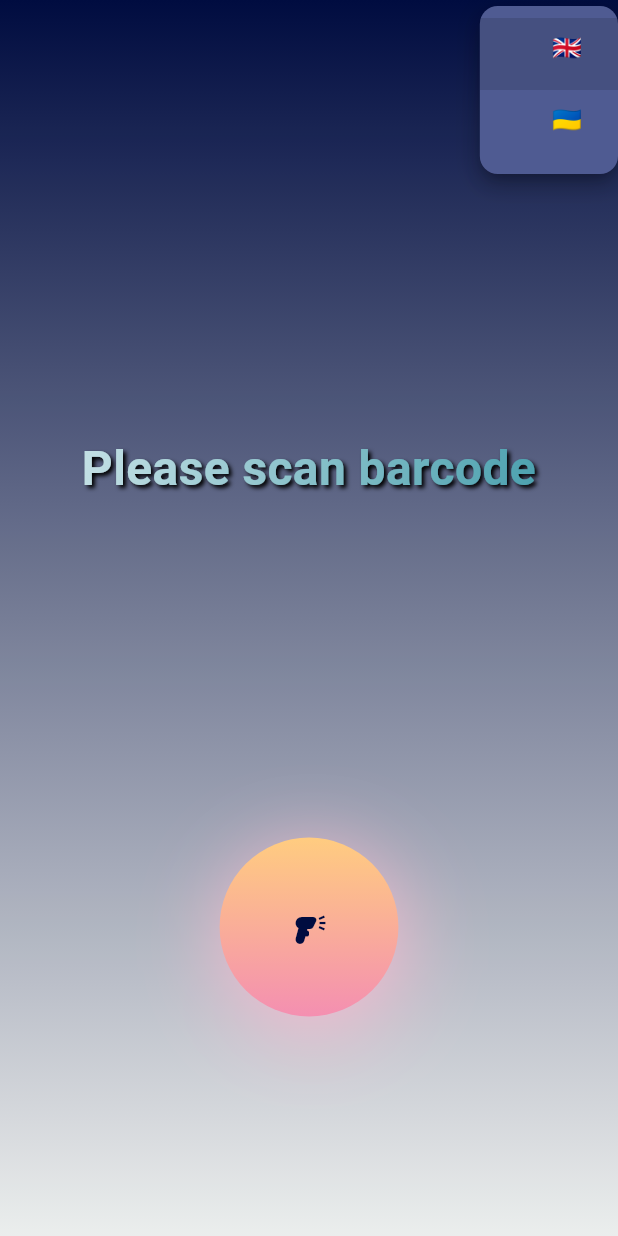
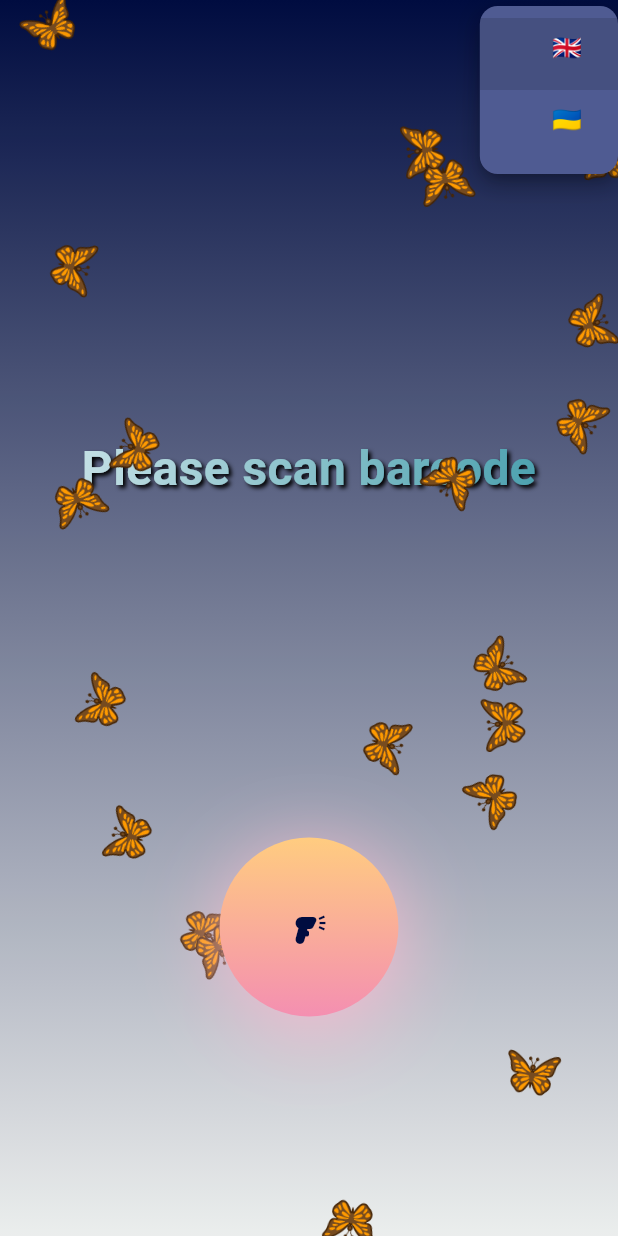
Before and after one commit to Turskyi/ethical_scanner, a Flutter app: the screen it shows after launch, after a tap on "🇬🇧", on a phone screen of 412 x 824 dp. Run offline on Flutter 3.47's test engine with Material 3 defaults, Android fonts, the phone set to English and light mode, and no system bars; our stand-ins replace bloc, camera, dio, flutter_bloc, flutter_translate, package_info_plus and 2 more; missing offline and left inert: audiofileplayer, dart_openai, feedback, flutter_email_sender, mobile_scanner, openfoodfacts and 1 more; generated files the repository leaves out were written again.

Commit message:
:art: Refactor home view animations and view model
- Moved animation widgets to a dedicated `animations` subfolder.
- Renamed `isPrecipitationFalls` to `isSeasonalEffectEnabled` in `HomeViewModel` and related classes for clarity.
- Added a new `ButterflyAnimation` for summer seasonal effect.
- Refactored `SakuraPetalAnimation` with constants for better readability and maintainability.
- Updated `SakuraPainter` to use a constant for half divisor.
- Created `InteractiveHomePrompt` widget to encapsulate the main text display and gesture handling in `HomeView`.
- Adjusted `HomeView` to display different animations based on the current season (winter: snow, spring: sakura petals, summer: butterflies).
- Updated `HomePresenter` to reflect the renaming of `isPrecipitationFalls` to `isSeasonalEffectEnabled`.
- Moved `SnowPainter` and `SakuraPainter` to a `painters` subfolder.
- Added `ButterflyPainter` for the butterfly animation.
- Created `Butterfly` model for the butterfly animation.

Signed-off-by: Dmytro Turskyi <dmytro.turskyi@gmail.com>

```diff
--- /dev/null
+++ b/components/interface_adapters/lib/src/ui/models/butterfly.dart
@@ -0,0 +1,37 @@
+import 'dart:ui';
+
+class Butterfly {
+  const Butterfly({
+    required this.offset,
+    required this.size,
+    required this.direction,
+    required this.flapAngle,
+    required this.speed,
+    required this.rotationAngle,
+  });
+
+  final Offset offset;
+  final double size;
+  final double direction;
+  final double flapAngle;
+  final double speed;
+  final double rotationAngle;
+
+  Butterfly copyWith({
+    Offset? offset,
+    double? size,
+    double? direction,
+    double? flapAngle,
+    double? speed,
+    double? rotationAngle,
+  }) {
+    return Butterfly(
+      offset: offset ?? this.offset,
+      size: size ?? this.size,
+      direction: direction ?? this.direction,
+      flapAngle: flapAngle ?? this.flapAngle,
+      speed: speed ?? this.speed,
+      rotationAngle: rotationAngle ?? this.rotationAngle,
+    );
+  }
+}
--- a/components/interface_adapters/lib/src/ui/modules/home/home_view_model.dart
+++ b/components/interface_adapters/lib/src/ui/modules/home/home_view_model.dart
@@ -2,17 +2,17 @@ part of 'home_presenter.dart';
 
 abstract class HomeViewModel {
   const HomeViewModel({
-    this.isPrecipitationFalls = true,
+    this.isSeasonalEffectEnabled = true,
     this.language = Language.en,
   });
 
   final Language language;
-  final bool isPrecipitationFalls;
+  final bool isSeasonalEffectEnabled;
 
   @override
   String toString() {
     return 'HomeViewModel(language: $language, '
-        'isPrecipitationFalls: $isPrecipitationFalls)';
+        'isPrecipitationFalls: $isSeasonalEffectEnabled)';
   }
 }
 
@@ -21,7 +21,7 @@ abstract class ProductInfoState extends HomeViewModel {
     this.productInfoMap = const <ProductInfoType, String>{},
     this.productInfo = const ProductInfo(),
     super.language,
-    super.isPrecipitationFalls,
+    super.isSeasonalEffectEnabled,
   });
 
   final Map<ProductInfoType, String> productInfoMap;
@@ -31,7 +31,7 @@ abstract class ProductInfoState extends HomeViewModel {
   String toString() {
     return 'ProductInfoState(productInfoMap: $productInfoMap, '
         'productInfo: $productInfo, language: $language, '
-        'isPrecipitationFalls: $isPrecipitationFalls)';
+        'isPrecipitationFalls: $isSeasonalEffectEnabled)';
   }
 }
 
@@ -41,39 +41,40 @@ class LoadingHomeState extends HomeViewModel {
   @override
   String toString() {
     return 'LoadingHomeState(language: $language, '
-        'isPrecipitationFalls: $isPrecipitationFalls)';
+        'isPrecipitationFalls: $isSeasonalEffectEnabled)';
   }
 }
 
 class ReadyToScanState extends HomeViewModel {
   const ReadyToScanState({
     required super.language,
-    super.isPrecipitationFalls,
+    super.isSeasonalEffectEnabled,
   });
 
   ReadyToScanState copyWith({
     Language? language,
-    bool? isPrecipitationFalls,
+    bool? isSeasonalEffectEnabled,
   }) =>
       ReadyToScanState(
         language: language ?? this.language,
-        isPrecipitationFalls: isPrecipitationFalls ?? this.isPrecipitationFalls,
+        isSeasonalEffectEnabled:
+            isSeasonalEffectEnabled ?? this.isSeasonalEffectEnabled,
       );
 
   @override
   String toString() {
     return 'ReadyToScanState(language: $language, '
-        'isPrecipitationFalls: $isPrecipitationFalls)';
+        'isPrecipitationFalls: $isSeasonalEffectEnabled)';
   }
 }
 
 class ScanState extends HomeViewModel {
-  const ScanState({super.language, super.isPrecipitationFalls});
+  const ScanState({super.language, super.isSeasonalEffectEnabled});
 
   @override
   String toString() {
     return 'ScanState(language: $language, '
-        'isPrecipitationFalls: $isPrecipitationFalls)';
+        'isPrecipitationFalls: $isSeasonalEffectEnabled)';
   }
 }
 
@@ -81,24 +82,25 @@ class LoadingProductInfoState extends ProductInfoState {
   const LoadingProductInfoState({
     required super.language,
     super.productInfoMap,
-    super.isPrecipitationFalls,
+    super.isSeasonalEffectEnabled,
   });
 
   LoadingProductInfoState copyWith({
     Map<ProductInfoType, String>? productInfoMap,
     Language? language,
-    bool? isPrecipitationFalls,
+    bool? isSeasonalEffectEnabled,
   }) =>
       LoadingProductInfoState(
         productInfoMap: productInfoMap ?? this.productInfoMap,
         language: language ?? this.language,
-        isPrecipitationFalls: isPrecipitationFalls ?? this.isPrecipitationFalls,
+        isSeasonalEffectEnabled:
+            isSeasonalEffectEnabled ?? this.isSeasonalEffectEnabled,
       );
 
   @override
   String toString() {
     return 'LoadingProductInfoState(productInfoMap: $productInfoMap, '
-        'language: $language, isPrecipitationFalls: $isPrecipitationFalls)';
+        'language: $language, isPrecipitationFalls: $isSeasonalEffectEnabled)';
   }
 }
 
@@ -107,14 +109,14 @@ class LoadedProductInfoState extends ProductInfoState {
     super.productInfoMap,
     super.productInfo,
     super.language,
-    super.isPrecipitationFalls,
+    super.isSeasonalEffectEnabled,
   });
 
   @override
   String toString() {
     return 'LoadedProductInfoState(productInfoMap: $productInfoMap, '
         'productInfo: $productInfo, language: $language, '
-        'isPrecipitationFalls: $isPrecipitationFalls)';
+        'isSeasonalEffectEnabled: $isSeasonalEffectEnabled)';
   }
 }
 
@@ -126,7 +128,7 @@ class HomeErrorState extends HomeViewModel {
   @override
   String toString() {
     return 'HomeErrorState(errorMessage: $errorMessage, language: $language, '
-        'isPrecipitationFalls: $isPrecipitationFalls)';
+        'isPrecipitationFalls: $isSeasonalEffectEnabled)';
   }
 }
 
@@ -134,13 +136,13 @@ class PhotoMakerState extends ProductInfoState {
   const PhotoMakerState({
     required super.productInfo,
     super.language,
-    super.isPrecipitationFalls,
+    super.isSeasonalEffectEnabled,
   });
 
   @override
   String toString() {
     return 'PhotoMakerState(productInfo: $productInfo, language: $language, '
-        'isPrecipitationFalls: $isPrecipitationFalls)';
+        'isSeasonalEffectEnabled: $isSeasonalEffectEnabled)';
   }
 }
 
@@ -149,7 +151,7 @@ final class FeedbackState extends LoadedProductInfoState {
     super.productInfoMap,
     super.productInfo,
     super.language,
-    super.isPrecipitationFalls,
+    super.isSeasonalEffectEnabled,
   });
 
   @override
--- a/components/interface_adapters/lib/src/ui/modules/home/view/home_view.dart
+++ b/components/interface_adapters/lib/src/ui/modules/home/view/home_view.dart
@@ -2,15 +2,16 @@ import 'package:flutter/material.dart';
 import 'package:flutter_bloc/flutter_bloc.dart';
 import 'package:flutter_translate/flutter_translate.dart';
 import 'package:interface_adapters/src/ui/modules/home/home_presenter.dart';
+import 'package:interface_adapters/src/ui/modules/home/view/widgets/animations/butterfly_animation.dart';
+import 'package:interface_adapters/src/ui/modules/home/view/widgets/animations/sakura_petal_animation.dart';
+import 'package:interface_adapters/src/ui/modules/home/view/widgets/animations/snow_animation.dart';
 import 'package:interface_adapters/src/ui/modules/home/view/widgets/fab.dart';
 import 'package:interface_adapters/src/ui/modules/home/view/widgets/language_selector.dart';
 import 'package:interface_adapters/src/ui/modules/home/view/widgets/product_info_body.dart';
-import 'package:interface_adapters/src/ui/modules/home/view/widgets/sakura_petal_animation.dart';
-import 'package:interface_adapters/src/ui/modules/home/view/widgets/snow_animation.dart';
 import 'package:interface_adapters/src/ui/res/color/app_color.dart';
-import 'package:interface_adapters/src/ui/res/color/material_colors.dart';
 import 'package:interface_adapters/src/ui/res/resources.dart';
-import 'package:interface_adapters/src/ui/res/values/dimens.dart';
+
+import 'widgets/interactive_home_prompt.dart';
 
 class HomeView extends StatelessWidget {
   const HomeView({super.key});
@@ -20,9 +21,6 @@ class HomeView extends StatelessWidget {
     final Resources resources = Resources.of(context);
     // Extract the arguments from the current ModalRoute settings.
     final Object? args = ModalRoute.of(context)?.settings.arguments;
-
-    final MaterialColors colors = resources.colors;
-    final Dimens dimens = resources.dimens;
 
     return DecoratedBox(
       decoration: BoxDecoration(
@@ -46,78 +44,21 @@ class HomeView extends StatelessWidget {
           ],
         ),
         body: BlocBuilder<HomePresenter, HomeViewModel>(
-          builder: (BuildContext context, HomeViewModel viewModel) {
+          builder: (BuildContext _, HomeViewModel viewModel) {
             final String displayText = viewModel is HomeErrorState
                 ? viewModel.errorMessage
                 : translate('home.scan_barcode');
             return Stack(
               children: <Widget>[
-                Container(
-                  alignment: Alignment.center,
-                  margin: EdgeInsets.only(bottom: dimens.bodyBottomMargin),
-                  child: GestureDetector(
-                    onHorizontalDragEnd: (DragEndDetails details) {
-                      final double? primaryVelocity = details.primaryVelocity;
-                      if (primaryVelocity != null && primaryVelocity > 0) {
-                        context
-                            .read<HomePresenter>()
-                            .add(const PrecipitationToggleEvent());
-                      }
-                    },
-                    child: ShaderMask(
-                      shaderCallback: (Rect bounds) {
-                        return LinearGradient(
-                          colors: <Color>[
-                            colors.columbiaBlue,
-                            colors.verdigris,
-                          ],
-                          begin: Alignment.topLeft,
-                          end: Alignment.bottomRight,
-                        ).createShader(bounds);
-                      },
-                      child: AnimatedSwitcher(
-                        duration: resources.durations.animatedSwitcher,
-                        transitionBuilder: (
-                          Widget child,
-                          Animation<double> animation,
-                        ) {
-                          return FadeTransition(
-                            opacity: animation,
-                            child: child,
-                          );
-                        },
-                        child: Text(
-                          displayText,
-                          key: ValueKey<String>(displayText),
-                          textAlign: TextAlign.center,
-                          style: TextStyle(
-                            fontSize: Theme.of(
-                              context,
-                            ).textTheme.headlineLarge?.fontSize,
-                            fontWeight: FontWeight.bold,
-                            shadows: <Shadow>[
-                              Shadow(
-                                blurRadius: dimens.bodyBlurRadius,
-                                color: Colors.black,
-                                offset: Offset(
-                                  dimens.bodyTitleOffset,
-                                  dimens.bodyTitleOffset,
-                                ),
-                              ),
-                            ],
-                            color: Colors.white,
-                          ),
-                        ),
-                      ),
-                    ),
-                  ),
-                ),
+                InteractiveHomePrompt(displayText: displayText),
                 if (viewModel is ReadyToScanState &&
-                    viewModel.isPrecipitationFalls)
+                    viewModel.isSeasonalEffectEnabled)
                   if (_isWinter)
                     const SnowAnimation()
                   else if (_isSpring)
-                    const SakuraPetalAnimation(),
+                    const SakuraPetalAnimation()
+                  else if (_isSummer)
+                    const ButterflyAnimation(),
               ],
             );
           },
@@ -151,4 +92,12 @@ class HomeView extends StatelessWidget {
         currentMonth == DateTime.april ||
         currentMonth == DateTime.may;
   }
+
+  bool get _isSummer {
+    final DateTime currentDate = DateTime.now();
+    final int currentMonth = currentDate.month;
+    return currentMonth == DateTime.june ||
+        currentMonth == DateTime.july ||
+        currentMonth == DateTime.august;
+  }
 }
--- /dev/null
+++ b/components/interface_adapters/lib/src/ui/modules/home/view/painters/butterfly_painter.dart
@@ -0,0 +1,34 @@
+import 'package:flutter/material.dart';
+import 'package:interface_adapters/src/ui/models/butterfly.dart';
+
+class ButterflyPainter extends CustomPainter {
+  const ButterflyPainter(this.butterflies);
+
+  final List<Butterfly> butterflies;
+
+  @override
+  void paint(Canvas canvas, Size size) {
+    for (final Butterfly b in butterflies) {
+      canvas.save();
+      canvas.translate(b.offset.dx, b.offset.dy);
+      canvas.rotate(b.rotationAngle);
+
+      final TextPainter painter = TextPainter(
+        text: const TextSpan(
+          text: '🦋',
+          style: TextStyle(fontSize: 32),
+        ),
+        textDirection: TextDirection.ltr,
+      )..layout();
+
+      painter.paint(
+        canvas,
+        Offset(-b.size / 2, -b.size / 2),
+      );
+      canvas.restore();
+    }
+  }
+
+  @override
+  bool shouldRepaint(covariant CustomPainter oldDelegate) => true;
+}
--- a/components/interface_adapters/lib/src/ui/modules/home/view/snow_painter.dart
+++ b/components/interface_adapters/lib/src/ui/modules/home/view/painters/snow_painter.dart
@@ -8,10 +8,10 @@ class SnowPainter extends CustomPainter {
 
   final List<Snowflake> snowflakes;
 
-  /// Constant for maximum rotation speed
+  /// Constant for maximum rotation speed.
   static const double _maxRotationSpeed = 0.03;
 
-  /// Constant for size adjustment factor
+  /// Constant for size adjustment factor.
   static const double _sizeAdjustmentFactor = 2;
 
   @override
--- /dev/null
+++ b/components/interface_adapters/lib/src/ui/modules/home/view/widgets/animations/butterfly_animation.dart
@@ -0,0 +1,94 @@
+import 'dart:math';
+
+import 'package:flutter/material.dart';
+import 'package:flutter/scheduler.dart';
+import 'package:interface_adapters/src/ui/models/butterfly.dart';
+import 'package:interface_adapters/src/ui/modules/home/view/painters/butterfly_painter.dart';
+
+class ButterflyAnimation extends StatefulWidget {
+  const ButterflyAnimation({super.key});
+
+  @override
+  State<ButterflyAnimation> createState() => _ButterflyAnimationState();
+}
+
+class _ButterflyAnimationState extends State<ButterflyAnimation>
+    with SingleTickerProviderStateMixin {
+  final Random _random = Random();
+  final int _butterflyCount = 20;
+  final double _minSize = 24.0;
+  final double _maxSize = 48.0;
+  final double _maxSpeed = 1.5;
+  final double _maxRotation = pi * 2;
+
+  List<Butterfly> _butterflies = <Butterfly>[];
+  Ticker? _ticker;
+
+  @override
+  void initState() {
+    super.initState();
+    WidgetsBinding.instance.addPostFrameCallback((_) {
+      final Size size = MediaQuery.sizeOf(context);
+      _butterflies = List<Butterfly>.generate(_butterflyCount, (_) {
+        return Butterfly(
+          offset: Offset(
+            _random.nextDouble() * size.width,
+            _random.nextDouble() * size.height,
+          ),
+          size: _random.nextDouble() * (_maxSize - _minSize) + _minSize,
+          direction: _random.nextBool() ? 1.0 : -1.0,
+          flapAngle: _random.nextDouble() * _maxRotation,
+          speed: _random.nextDouble() * _maxSpeed + 0.5,
+          rotationAngle: _random.nextDouble() * _maxRotation,
+        );
+      });
+
+      _ticker = Ticker(_onTick)..start();
+    });
+  }
+
+  @override
+  Widget build(BuildContext context) {
+    return CustomPaint(painter: ButterflyPainter(_butterflies));
+  }
+
+  @override
+  void dispose() {
+    _ticker?.dispose();
+    super.dispose();
+  }
+
+  void _onTick(Duration elapsed) {
+    final Size size = MediaQuery.sizeOf(context);
+
+    setState(() {
+      _butterflies = _butterflies.map((Butterfly b) {
+        final double newFlapAngle = b.flapAngle + 0.05;
+        final double sway = sin(newFlapAngle) * 1.5;
+        final double verticalDrift = sin(newFlapAngle * 1.3) * 1.2;
+
+        // Occasionally reverse direction (simulate flutter).
+        // 0.5% chance per frame.
+        final bool shouldReverse = _random.nextDouble() < 0.005;
+        final double newDirection = shouldReverse ? -b.direction : b.direction;
+
+        Offset newOffset = Offset(
+          (b.offset.dx + newDirection * b.speed + sway) % size.width,
+          (b.offset.dy + verticalDrift) % size.height,
+        );
+
+        // Wrap around horizontally
+        if (newOffset.dx < 0) newOffset = Offset(size.width, newOffset.dy);
+        if (newOffset.dx > size.width) newOffset = Offset(0, newOffset.dy);
+        if (newOffset.dy < 0) newOffset = Offset(newOffset.dx, size.height);
+
+        return b.copyWith(
+          offset: newOffset,
+          flapAngle: newFlapAngle,
+          rotationAngle: b.rotationAngle + 0.01,
+          direction: newDirection,
+        );
+      }).toList();
+    });
+  }
+}
--- a/components/interface_adapters/lib/src/ui/modules/home/view/widgets/snow_animation.dart
+++ b/components/interface_adapters/lib/src/ui/modules/home/view/widgets/animations/snow_animation.dart
@@ -5,7 +5,7 @@ import 'package:flutter/material.dart';
 import 'package:flutter/scheduler.dart';
 import 'package:flutter/services.dart';
 import 'package:interface_adapters/src/ui/models/snowflake.dart';
-import 'package:interface_adapters/src/ui/modules/home/view/snow_painter.dart';
+import 'package:interface_adapters/src/ui/modules/home/view/painters/snow_painter.dart';
 
 class SnowAnimation extends StatefulWidget {
   const SnowAnimation({super.key});
--- /dev/null
+++ b/components/interface_adapters/lib/src/ui/modules/home/view/widgets/interactive_home_prompt.dart
@@ -0,0 +1,80 @@
+import 'package:flutter/material.dart';
+import 'package:flutter_bloc/flutter_bloc.dart';
+import 'package:interface_adapters/interface_adapters.dart';
+import 'package:interface_adapters/src/ui/res/color/material_colors.dart';
+import 'package:interface_adapters/src/ui/res/resources.dart';
+import 'package:interface_adapters/src/ui/res/values/dimens.dart';
+
+class InteractiveHomePrompt extends StatelessWidget {
+  const InteractiveHomePrompt({
+    required this.displayText,
+    super.key,
+  });
+
+  final String displayText;
+
+  @override
+  Widget build(BuildContext context) {
+    final Resources resources = Resources.of(context);
+    final MaterialColors colors = resources.colors;
+    final Dimens dimens = resources.dimens;
+    return Container(
+      alignment: Alignment.center,
+      margin: EdgeInsets.only(bottom: dimens.bodyBottomMargin),
+      child: GestureDetector(
+        onHorizontalDragEnd: (DragEndDetails details) {
+          final double? primaryVelocity = details.primaryVelocity;
+          if (primaryVelocity != null && primaryVelocity > 0) {
+            context.read<HomePresenter>().add(const PrecipitationToggleEvent());
+          }
+        },
+        child: ShaderMask(
+          shaderCallback: (Rect bounds) {
+            return LinearGradient(
+              colors: <Color>[
+                colors.columbiaBlue,
+                colors.verdigris,
+              ],
+              begin: Alignment.topLeft,
+              end: Alignment.bottomRight,
+            ).createShader(bounds);
+          },
+          child: AnimatedSwitcher(
+            duration: resources.durations.animatedSwitcher,
+            transitionBuilder: (
+              Widget child,
+              Animation<double> animation,
+            ) {
+              return FadeTransition(
+                opacity: animation,
+                child: child,
+              );
+            },
+            child: Text(
+              displayText,
+              key: ValueKey<String>(displayText),
+              textAlign: TextAlign.center,
+              style: TextStyle(
+                fontSize: Theme.of(
+                  context,
+                ).textTheme.headlineLarge?.fontSize,
+                fontWeight: FontWeight.bold,
+                shadows: <Shadow>[
+                  Shadow(
+                    blurRadius: dimens.bodyBlurRadius,
+                    color: Colors.black,
+                    offset: Offset(
+                      dimens.bodyTitleOffset,
+                      dimens.bodyTitleOffset,
+                    ),
+                  ),
+                ],
+                color: Colors.white,
+              ),
+            ),
+          ),
+        ),
+      ),
+    );
+  }
+}
--- a/components/interface_adapters/lib/src/ui/modules/home/view/widgets/product_info_body.dart
+++ b/components/interface_adapters/lib/src/ui/modules/home/view/widgets/product_info_body.dart
@@ -2,8 +2,8 @@ import 'package:entities/entities.dart';
 import 'package:flutter/material.dart';
 import 'package:flutter_bloc/flutter_bloc.dart';
 import 'package:interface_adapters/interface_adapters.dart';
+import 'package:interface_adapters/src/ui/modules/home/view/widgets/animations/delayed_animation.dart';
 import 'package:interface_adapters/src/ui/modules/home/view/widgets/code_tile.dart';
-import 'package:interface_adapters/src/ui/modules/home/view/widgets/delayed_animation.dart';
 import 'package:interface_adapters/src/ui/modules/home/view/widgets/loading_indicator_widget.dart';
 import 'package:interface_adapters/src/ui/modules/home/view/widgets/product_info_tile.dart';
 import 'package:interface_adapters/src/ui/res/resources.dart';
```
Also changed, not shown: components/interface_adapters/lib/src/ui/modules/home/home_presenter.dart (+11 -10 lines), components/interface_adapters/lib/src/ui/modules/home/view/painters/sakura_painter.dart (renamed from components/interface_adapters/lib/src/ui/modules/home/view/sakura_painter.dart, +6 -1 lines), components/interface_adapters/lib/src/ui/modules/home/view/widgets/animations/sakura_petal_animation.dart (renamed from components/interface_adapters/lib/src/ui/modules/home/view/widgets/sakura_petal_animation.dart, +32 -19 lines), components/interface_adapters/lib/src/ui/modules/home/view/widgets/animations/delayed_animation.dart (renamed from components/interface_adapters/lib/src/ui/modules/home/view/widgets/delayed_animation.dart).
